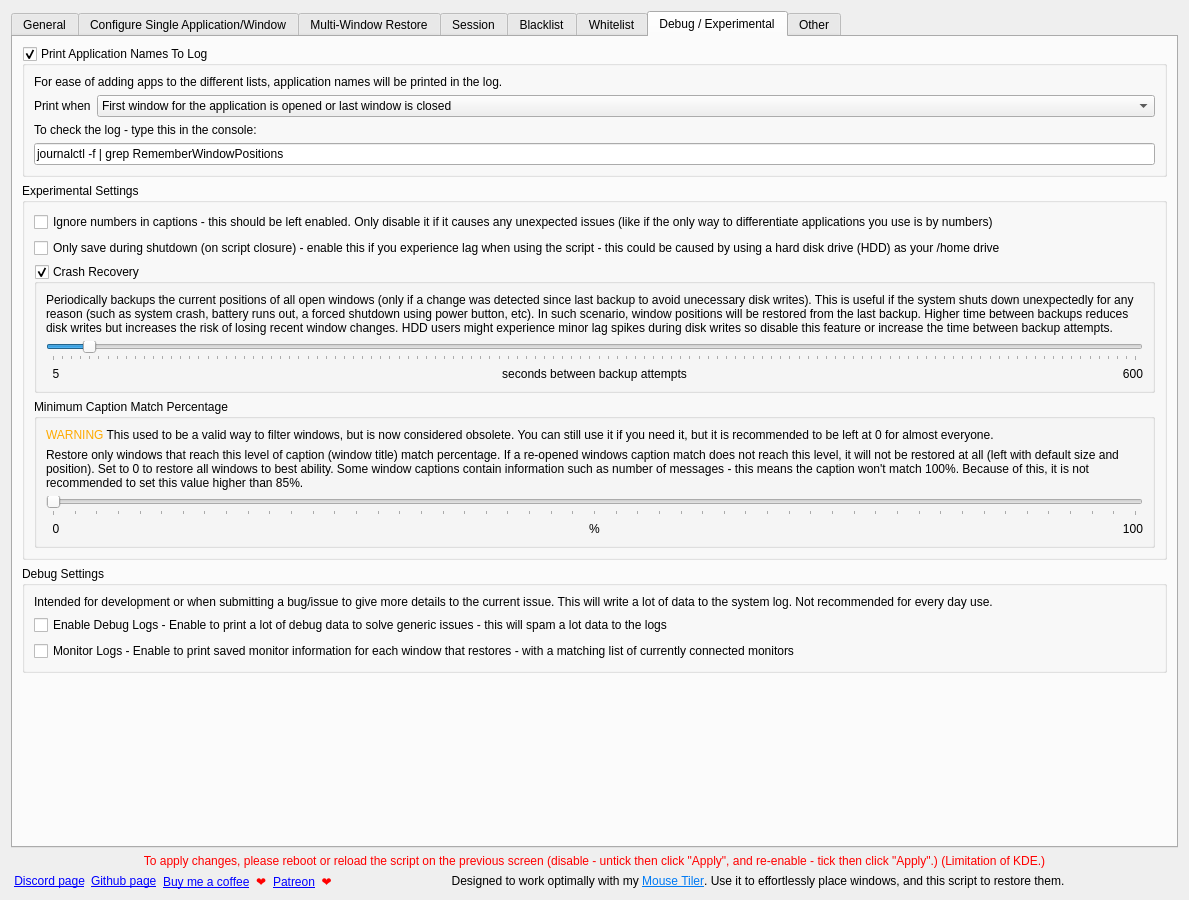
Qt form src/contents/ui/config.ui (rxappdev/RememberWindowPositions) before a commit.
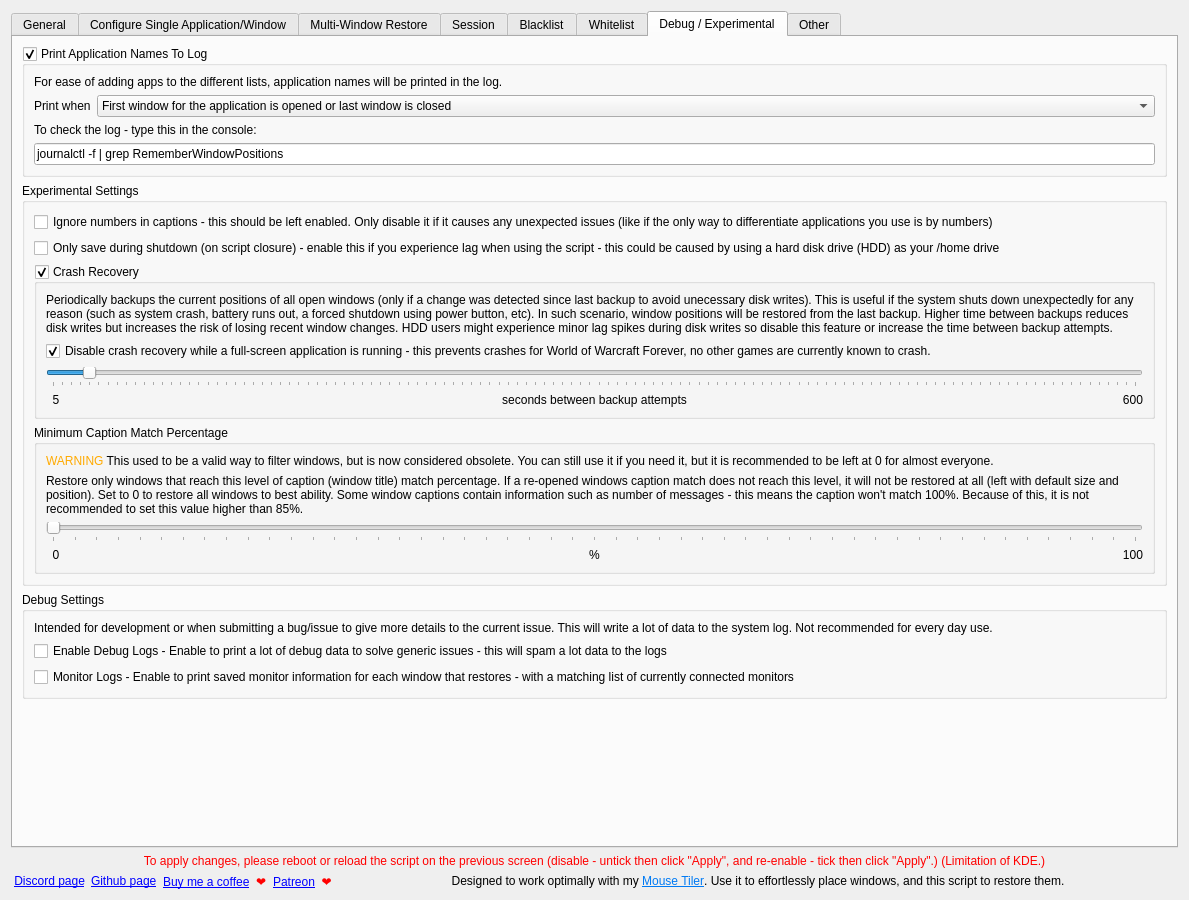
The same form after that commit. The open tabs and pages were chosen to show the change. Icons and pictures are not drawn.

Commit message: * Fixed a possible crash while running World of Warcraft Forever * Fixed a bug when calculating caption score with cerain setting configuration

```diff
--- a/src/contents/ui/config.ui
+++ b/src/contents/ui/config.ui
@@ -1309,6 +1309,16 @@
                </property>
               </widget>
              </item>
+             <item>
+              <widget class="QCheckBox" name="kcfg_blockLiveBackupOnFullscreen">
+               <property name="text">
+                <string>Disable crash recovery while a full-screen application is running - this prevents crashes for World of Warcraft Forever, no other games are currently known to crash.</string>
+               </property>
+               <property name="checked">
+                <bool>true</bool>
+               </property>
+              </widget>
+             </item>
              <item>
               <widget class="QSlider" name="kcfg_liveBackupInterval">
                <property name="minimum">
```
The commit also changes 3 other files.
